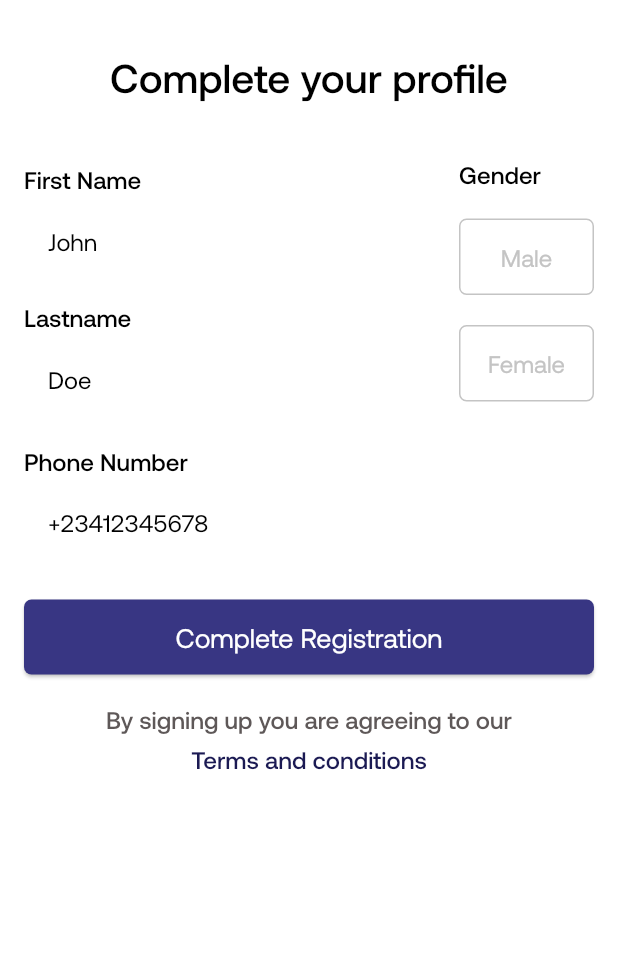
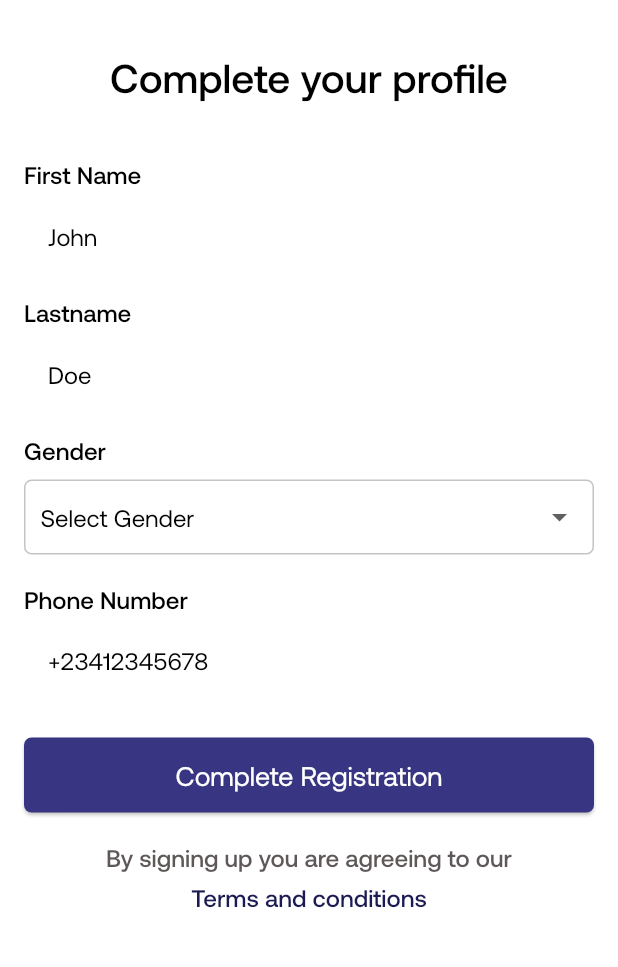
Before and after one commit to davidaodejobi/Buskeit, a Flutter app: the UserDetails screen opened directly, on a phone screen of 412 x 824 dp, the part 173-1140 px from its top. Run offline on Flutter 3.47's test engine with Material 2 defaults, Android fonts, the light colour scheme and no system bars; our stand-ins replace dio, flutter_secure_storage, flutter_spinkit, get_it, hive, hive_flutter and 4 more; accounts and stored records are empty.

Commit message:
fix: :lipstick: updaed gender selection to drop down

```diff
--- a/lib/modules/auth_flow/screens/user_details.dart
+++ b/lib/modules/auth_flow/screens/user_details.dart
@@ -35,12 +35,7 @@ class UserDetails extends StatelessWidget {
                 style: Theme.of(context).textTheme.headline3,
               ),
               const YMargin(40),
-              Row(
-                mainAxisSize: MainAxisSize.max,
-                children: [
-                  Expanded(
-                    flex: 3,
-                    child: Column(
+              Column(
                 children: [
                   TextFieldWithHeader(
                     controller: provider.firstNameController,
@@ -55,67 +50,47 @@ class UserDetails extends StatelessWidget {
                   ),
                 ],
               ),
-                  ),
-                  const XMargin(20),
-                  Expanded(
-                    flex: 1,
-                    child: Column(
+              const YMargin(20),
+              Column(
                 crossAxisAlignment: CrossAxisAlignment.start,
                 children: [
                   Text(
                     'Gender',
-                          style:
-                              Theme.of(context).textTheme.headline6!.copyWith(
+                    style: Theme.of(context).textTheme.headline6!.copyWith(
                           fontWeight: FontWeight.w500,
                         ),
                   ),
                   const YMargin(10),
-                        SizedBox(
-                          height: 142,
+                  Container(
                     width: double.infinity,
-                          child: Column(
-                            children: [
-                              const YMargin(10),
-                              Expanded(
-                                child: GenderButton(
-                                  onPressed: (() {
-                                    provider.selectGender('Male');
-                                  }),
-                                  bgColor: !provider.maleButton
-                                      ? Colors.transparent
-                                      : AppColor.secondaryColor,
-                                  borderColor: provider.maleButton
-                                      ? Colors.transparent
-                                      : AppColor.greyColor2,
-                                  text: 'Male',
-                                  textColor: provider.maleButton
-                                      ? Colors.white
-                                      : AppColor.greyColor2,
+                    padding: const EdgeInsets.symmetric(
+                      horizontal: 10,
+                    ),
+                    decoration: BoxDecoration(
+                      borderRadius: BorderRadius.circular(5.0),
+                      border: Border.all(
+                        color: AppColor.greyColor2,
+                        width: 1.0,
                       ),
                     ),
-                              const YMargin(20),
-                              Expanded(
-                                child: GenderButton(
-                                  onPressed: (() {
-                                    provider.selectGender('Female');
+                    child: Expanded(
+                      child: DropdownButtonHideUnderline(
+                        child: DropdownButton(
+                            value: provider.selectedGender,
+                            items: provider.genderOptions
+                                .map<DropdownMenuItem<String>>((String value) {
+                              return DropdownMenuItem<String>(
+                                value: value,
+                                child: Text(
+                                  value,
+                                  style: Theme.of(context).textTheme.headline6,
+                                ),
+                              );
+                            }).toList(),
+                            onChanged: (value) {
+                              provider.onGenderSelect(value!);
                             }),
-                                  bgColor: !provider.femaleButton
-                                      ? Colors.transparent
-                                      : AppColor.secondaryColor,
-                                  borderColor: provider.femaleButton
-                                      ? Colors.transparent
-                                      : AppColor.greyColor2,
-                                  text: 'Female',
-                                  textColor: provider.femaleButton
-                                      ? Colors.white
-                                      : AppColor.greyColor2,
                       ),
-                              ),
-                              const YMargin(10),
-                            ],
-                          ),
-                        ),
-                      ],
                     ),
                   ),
                 ],
@@ -191,45 +166,3 @@ class UserDetails extends StatelessWidget {
     );
   }
 }
-
-class GenderButton extends StatelessWidget {
-  final String text;
-  final VoidCallback onPressed;
-  final Color bgColor;
-  final Color textColor;
-  final Color borderColor;
-  const GenderButton({
-    Key? key,
-    required this.text,
-    required this.onPressed,
-    required this.bgColor,
-    required this.textColor,
-    required this.borderColor,
-  }) : super(key: key);
-
-  @override
-  Widget build(BuildContext context) {
-    return InkWell(
-      borderRadius: BorderRadius.circular(5),
-      onTap: onPressed,
-      child: Container(
-        width: double.infinity,
-        decoration: BoxDecoration(
-          color: bgColor,
-          borderRadius: BorderRadius.circular(5),
-          border: Border.all(
-            color: borderColor,
-          ),
-        ),
-        child: Center(
-          child: Text(
-            text,
-            style: Theme.of(context).textTheme.headline6!.copyWith(
-                  color: textColor,
-                ),
-          ),
-        ),
-      ),
-    );
-  }
-}
--- a/lib/modules/auth_flow/view_model/signup_provider.dart
+++ b/lib/modules/auth_flow/view_model/signup_provider.dart
@@ -12,7 +12,6 @@ import '../../../constant/constant.dart';
 import '../../../core/core.dart';
 import '../../../locator.dart';
 import '../../../shared/alert_dialog.dart';
-import '../screens/verify_email.dart';
 
 class SignupProvider with ChangeNotifier {
   StorageService storageService = getIt<StorageService>();
@@ -22,9 +21,18 @@ class SignupProvider with ChangeNotifier {
   final firstNameController = TextEditingController();
   final lastNameController = TextEditingController();
   final phoneNumberController = TextEditingController();
-  bool maleButton = false;
-  bool femaleButton = false;
-  String selectedGender = '';
+
+  String selectedGender = "Select Gender";
+  List<String> genderOptions = [
+    "Select Gender",
+    "Male",
+    "Female",
+  ];
+
+  onGenderSelect(String gender) {
+    selectedGender = gender;
+    notifyListeners();
+  }
 
   bool validate(BuildContext context) {
     if (firstNameController.text.isEmpty) {
@@ -45,11 +53,11 @@ class SignupProvider with ChangeNotifier {
       );
       return false;
     }
-    if (selectedGender.isEmpty) {
+    if (selectedGender == "Select Gender") {
       showTopSnackBar(
         Overlay.of(context)!,
         const CustomSnackBar.error(
-          message: 'Gender is required',
+          message: 'Please select a gender',
         ),
       );
       return false;
@@ -64,24 +72,6 @@ class SignupProvider with ChangeNotifier {
       return false;
     }
     return true;
-  }
-
-  void onGenderChanged(String? value) {
-    selectedGender = value!;
-    notifyListeners();
-  }
-
-  selectGender(String gender) {
-    if (gender == 'Male') {
-      maleButton = true;
-      femaleButton = false;
-      selectedGender = 'Male';
-    } else {
-      femaleButton = true;
-      maleButton = false;
-      selectedGender = 'Female';
-    }
-    notifyListeners();
   }
 
   bool isLoading = false;
@@ -132,14 +122,14 @@ class SignupProvider with ChangeNotifier {
         "password1": passwordController.text,
         "password2": passwordCController.text,
       }).then((value) async {
-        Navigator.push(
-          context,
-          MaterialPageRoute(
-            builder: (context) => VerifyEmail(
-              email: emailController.text,
-            ),
-          ),
-        );
+        // Navigator.push(
+        //   context,
+        //   MaterialPageRoute(
+        //     builder: (context) => VerifyEmail(
+        //       email: emailController.text,
+        //     ),
+        //   ),
+        // );
       });
       stopLoading();
       return;
```
Also changed, not shown: lib/modules/auth_flow/screens/verify_email.dart (+151 -151 lines). Lines whose indentation alone changed are shown as unchanged.
